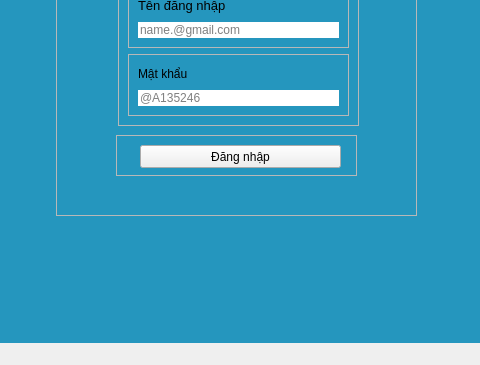
Qt form login3.ui (daitwh15/cdtn) before a commit; both pictures show x 164 to 644 and y 235 to 600 of the 800 by 600 pixel window.
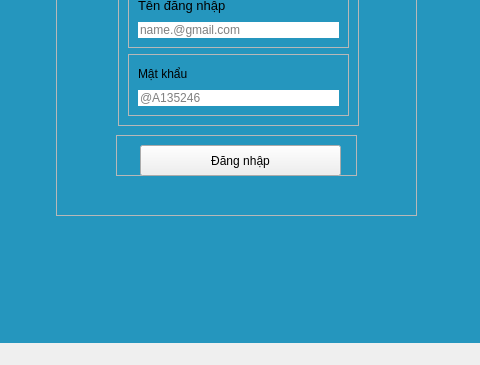
The same form after that commit.

Diff of the .ui file:
```diff
--- a/login3.ui
+++ b/login3.ui
@@ -159,7 +159,7 @@
         <x>24</x>
         <y>10</y>
         <width>201</width>
-        <height>23</height>
+        <height>31</height>
        </rect>
       </property>
       <property name="text">
```
